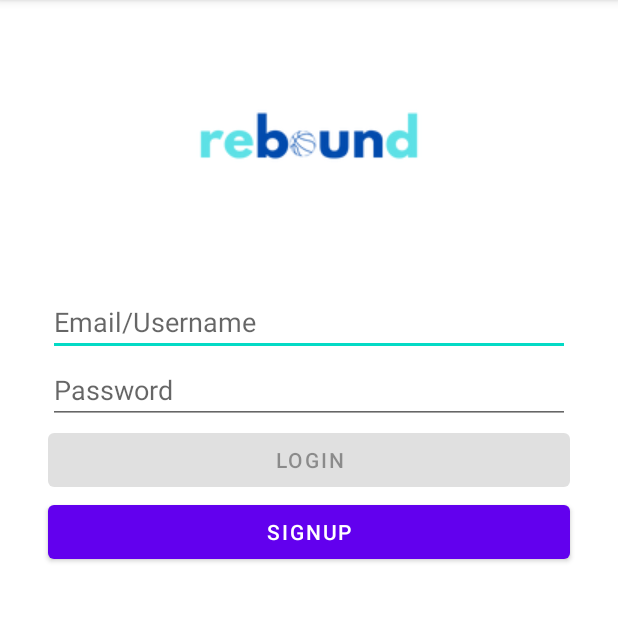
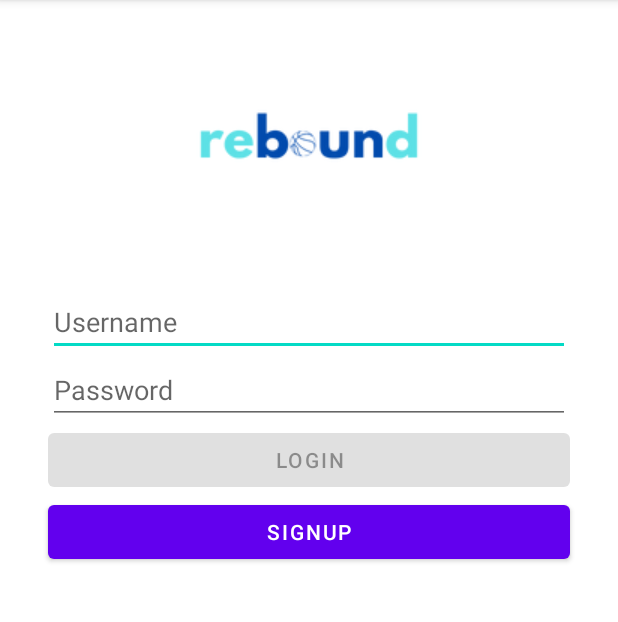
Before and after one commit to bounswe/2021SpringGroup2, an Android app: the screen it shows after launch (LoginActivity), on a phone screen of 412 x 824 dp, the part 84-706 px from its top. Run offline under Robolectric (Android 15) with nearby library versions, the phone set to English and light mode, and no system bars.

Commit message:
Delete: Email from login credentials

```diff
--- a/FindSportEvents/app/src/main/res/values/strings.xml
+++ b/FindSportEvents/app/src/main/res/values/strings.xml
@@ -1,6 +1,6 @@
 <resources>
     <string name="app_name">Rebound</string>
-    <string name="username">Email/Username</string>
+    <string name="username">Username</string>
     <string name="login">LOGIN</string>
     <string name="password">Password</string>
     <string name="home">Home</string>
```
